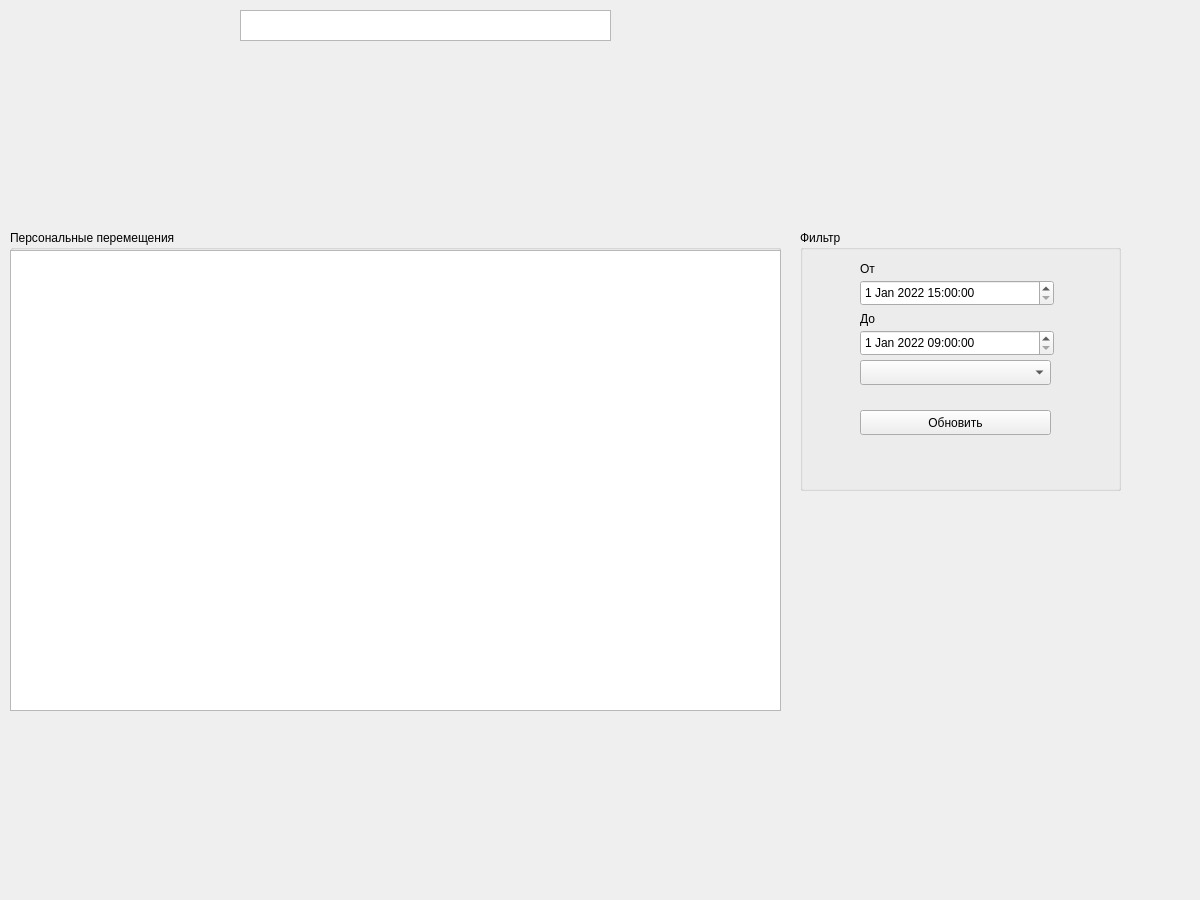
The window that widgets/personal_movement_modal/ui_personal_movement_modal.ui (lxndrrud/barriers-desktop-py) describes before a commit, drawn with Qt 5.
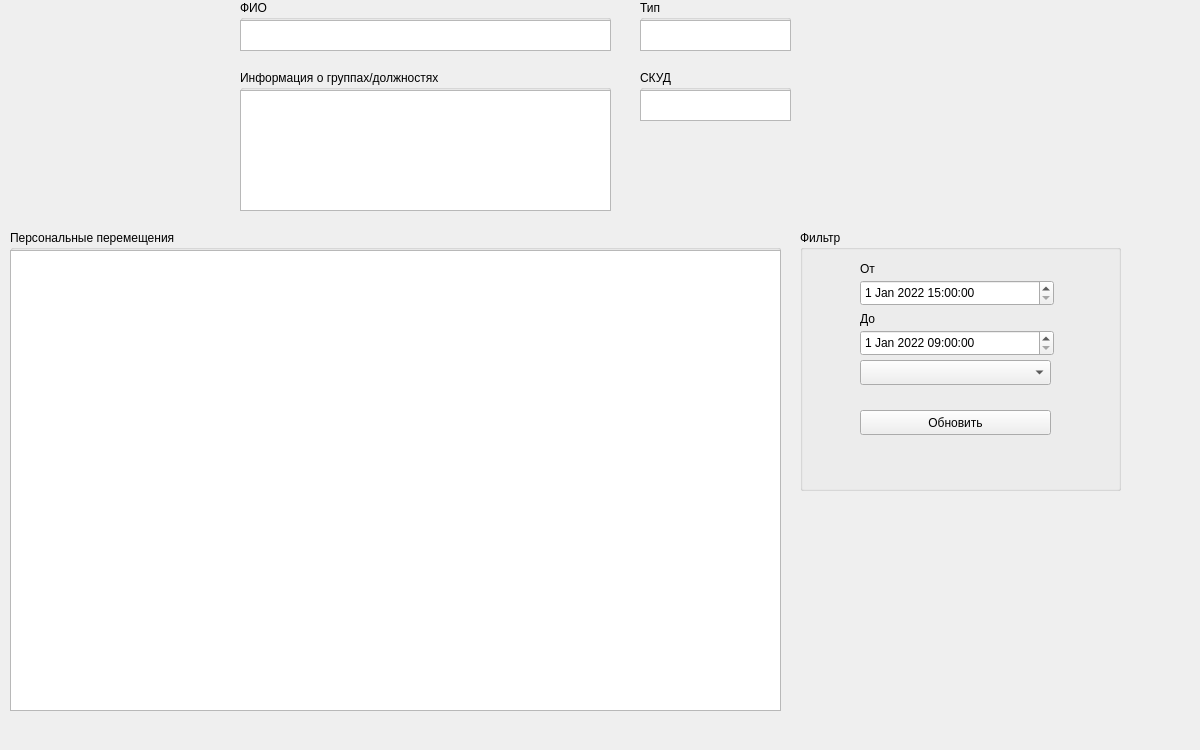
The same window after the commit.

Commit message: person movements modal - info displaying is almost done + modal user not found

The edit to the form file:
```diff
--- a/widgets/personal_movement_modal/ui_personal_movement_modal.ui
+++ b/widgets/personal_movement_modal/ui_personal_movement_modal.ui
@@ -7,7 +7,7 @@
     <x>0</x>
     <y>0</y>
     <width>1200</width>
-    <height>900</height>
+    <height>750</height>
    </rect>
   </property>
   <property name="windowTitle">
@@ -52,16 +52,6 @@
     </property>
    </widget>
   </widget>
-  <widget class="QTextEdit" name="personFullname">
-   <property name="geometry">
-    <rect>
-     <x>240</x>
-     <y>10</y>
-     <width>371</width>
-     <height>31</height>
-    </rect>
-   </property>
-  </widget>
   <widget class="QGroupBox" name="groupBox_2">
    <property name="geometry">
     <rect>
@@ -164,6 +154,101 @@
     </property>
    </widget>
   </widget>
+  <widget class="QGroupBox" name="list">
+   <property name="geometry">
+    <rect>
+     <x>240</x>
+     <y>70</y>
+     <width>371</width>
+     <height>141</height>
+    </rect>
+   </property>
+   <property name="title">
+    <string>Информация о группах/должностях</string>
+   </property>
+   <widget class="QListView" name="infoListView">
+    <property name="geometry">
+     <rect>
+      <x>0</x>
+      <y>20</y>
+      <width>371</width>
+      <height>121</height>
+     </rect>
+    </property>
+   </widget>
+  </widget>
+  <widget class="QGroupBox" name="groupBox_3">
+   <property name="geometry">
+    <rect>
+     <x>640</x>
+     <y>70</y>
+     <width>151</width>
+     <height>51</height>
+    </rect>
+   </property>
+   <property name="title">
+    <string>СКУД</string>
+   </property>
+   <widget class="QTextEdit" name="skudCard">
+    <property name="geometry">
+     <rect>
+      <x>0</x>
+      <y>20</y>
+      <width>151</width>
+      <height>31</height>
+     </rect>
+    </property>
+   </widget>
+  </widget>
+  <widget class="QGroupBox" name="groupBox_4">
+   <property name="geometry">
+    <rect>
+     <x>240</x>
+     <y>0</y>
+     <width>371</width>
+     <height>51</height>
+    </rect>
+   </property>
+   <property name="title">
+    <string>ФИО</string>
+   </property>
+   <widget class="QTextEdit" name="personFullname">
+    <property name="geometry">
+     <rect>
+      <x>0</x>
+      <y>20</y>
+      <width>371</width>
+      <height>31</height>
+     </rect>
+    </property>
+    <property name="readOnly">
+     <bool>true</bool>
+    </property>
+   </widget>
+  </widget>
+  <widget class="QGroupBox" name="groupBox_5">
+   <property name="geometry">
+    <rect>
+     <x>640</x>
+     <y>0</y>
+     <width>151</width>
+     <height>51</height>
+    </rect>
+   </property>
+   <property name="title">
+    <string>Тип</string>
+   </property>
+   <widget class="QTextEdit" name="typePerson">
+    <property name="geometry">
+     <rect>
+      <x>0</x>
+      <y>20</y>
+      <width>151</width>
+      <height>31</height>
+     </rect>
+    </property>
+   </widget>
+  </widget>
  </widget>
  <resources/>
  <connections/>
```
The commit also changes 17 other files.
